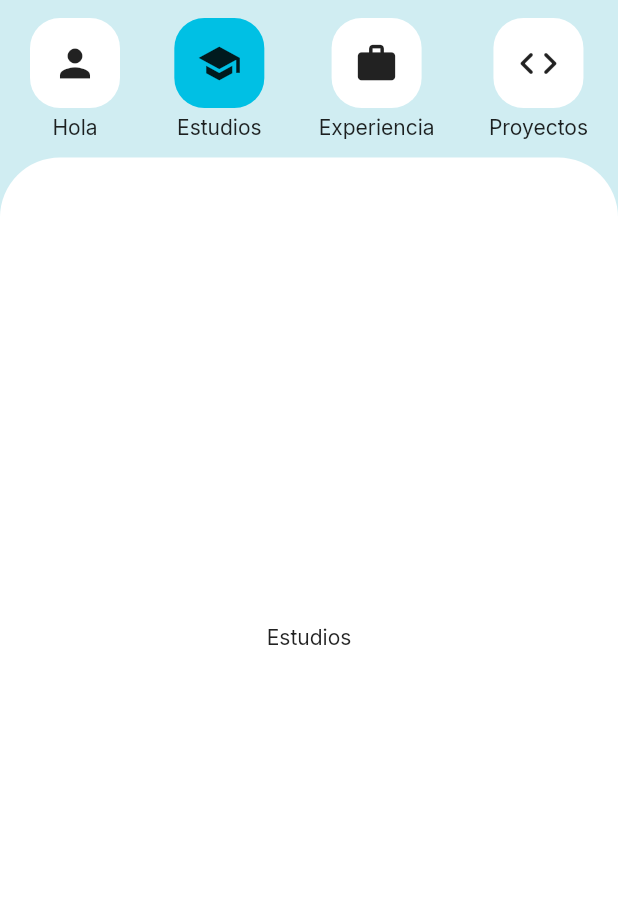
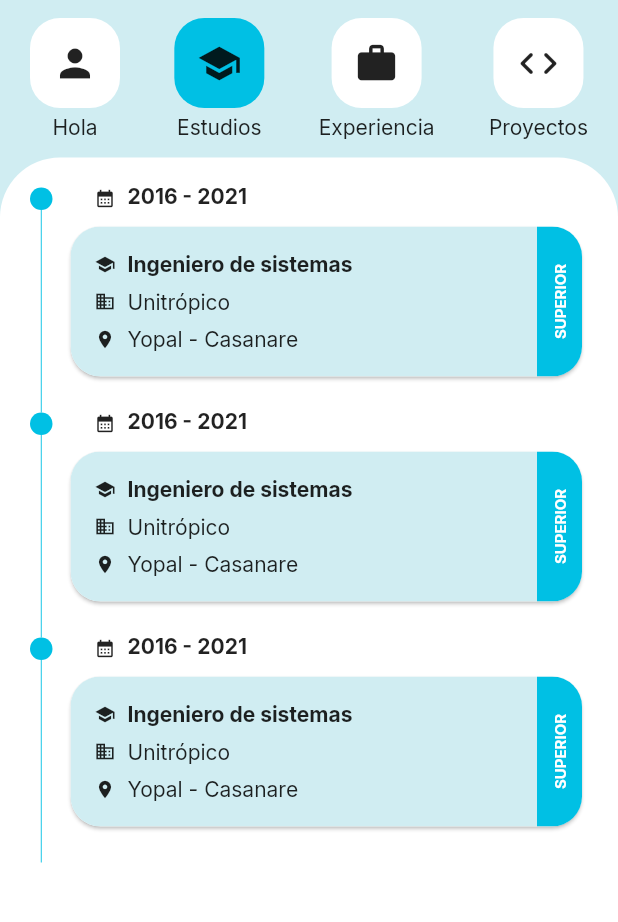
Before and after one commit to jgaviriadev/portfolio_app, a Flutter app: the DetailsScreen screen opened by its route, swiped to page 2, on a phone screen of 412 x 824 dp, the part 120-1042 px from its top. Run offline on Flutter 3.47's test engine with Material 2 defaults, Android fonts, the phone set to English and light mode, and no system bars; drawn by our look-alikes of timelines; our stand-ins replace animate_do, cached_network_image, card_swiper, go_router, google_fonts; accounts and stored records are empty; network calls fail.

Commit message:
Implement UI StudiesPage

```diff
--- a/lib/screens/details_screen/details_screen.dart
+++ b/lib/screens/details_screen/details_screen.dart
@@ -2,6 +2,7 @@ import 'package:flutter/material.dart';
 import 'package:portfolio_app/providers/portfolio_provider.dart';
 import 'package:portfolio_app/screens/details_screen/widgets/about_page.dart';
 import 'package:portfolio_app/screens/details_screen/widgets/projects_page.dart';
+import 'package:portfolio_app/screens/details_screen/widgets/studies_page.dart';
 import 'package:portfolio_app/widgets/widgets.dart';
 import 'package:provider/provider.dart';
 import 'widgets/experience_page.dart';
@@ -80,9 +81,7 @@ class DetailsScreen extends StatelessWidget {
                     scrollDirection: Axis.horizontal,
                     children:  const [
                       AboutPage(),
-                      Center(
-                        child: Text('Estudios'),
-                      ),
+                      StudiesPage(),
                       ExperiencePage(),
                       ProjectsPage()
                     ],
--- /dev/null
+++ b/lib/screens/details_screen/widgets/studies_page.dart
@@ -0,0 +1,72 @@
+import 'package:flutter/material.dart';
+import 'package:portfolio_app/screens/details_screen/widgets/study_card.dart';
+import 'package:timelines/timelines.dart';
+
+class StudiesPage extends StatelessWidget {
+  const StudiesPage({super.key});
+
+  @override
+  Widget build(BuildContext context) {
+    return Padding(
+      padding: const EdgeInsets.all(20),
+      child: SingleChildScrollView(
+        child: FixedTimeline.tileBuilder(
+          theme: TimelineTheme.of(context).copyWith(
+            indicatorPosition: 0,
+            nodePosition: 0,
+            indicatorTheme: const IndicatorThemeData(
+              color: Color(0xFF00C0E4),
+            ),
+            connectorTheme: const ConnectorThemeData(
+              color: Color(0xFF00C0E4),
+              thickness: 0.6
+            )
+          ),
+          builder: TimelineTileBuilder.connectedFromStyle(
+            connectionDirection: ConnectionDirection.before,
+            connectorStyleBuilder: (context, index) {
+              return ConnectorStyle.solidLine;
+            },
+            indicatorStyleBuilder: (context, index) => IndicatorStyle.dot,
+            itemCount: 3,
+            contentsBuilder: (_, index) {
+              return Padding(
+                padding: const EdgeInsets.only(left: 8, bottom: 20),
+                child: Column(
+                  crossAxisAlignment: CrossAxisAlignment.start,
+                  children: [
+                    Padding(
+                      padding: const EdgeInsets.only(left: 20),
+                      child: Row(
+                        mainAxisAlignment: MainAxisAlignment.start,
+                        crossAxisAlignment: CrossAxisAlignment.start,
+                        children: const [
+                          Icon(
+                            Icons.calendar_month,
+                            size: 14,
+                            //color: Color(0xFF00C0E4),
+                          ),
+                          SizedBox(width: 8),
+                          Text(
+                            '2016 - 2021',
+                            style: TextStyle(
+                              //color: Color(0xFF00C0E4),
+                              height: 1,
+                              fontWeight: FontWeight.bold
+                            ),
+                          ),
+                        ],
+                      ),
+                    ),
+                    const SizedBox(height: 8),
+                    const StudyCard()
+                  ],
+                ),
+              );
+            },
+          ),
+        ),
+      )
+    );
+  }
+}
--- /dev/null
+++ b/lib/screens/details_screen/widgets/study_card.dart
@@ -0,0 +1,86 @@
+import 'package:flutter/material.dart';
+
+class StudyCard extends StatelessWidget {
+  const StudyCard({
+    Key? key,
+  }) : super(key: key);
+
+  @override
+  Widget build(BuildContext context) {
+    return Card(
+      shape: RoundedRectangleBorder(
+        borderRadius: BorderRadius.circular(20),
+      ),
+      clipBehavior: Clip.antiAlias,
+      child: Row(
+        children: [
+          Expanded(
+            child: Container(
+              width: double.infinity,
+              height: 100,
+              color: Theme.of(context).primaryColor,
+              child: Padding(
+                padding: const EdgeInsets.all(16),
+                child: Column(
+                  crossAxisAlignment: CrossAxisAlignment.start,
+                  mainAxisAlignment: MainAxisAlignment.center,
+                  children: [
+                    Row(
+                      children: const [
+                        Icon(Icons.school, size: 14,),
+                        SizedBox(width: 8),
+                        Text(
+                          'Ingeniero de sistemas',
+                          style: TextStyle(
+                            fontWeight: FontWeight.bold
+                          ),
+                        ),
+                      ],
+                    ),
+                    const SizedBox(height: 8),
+                    Row(
+                      children: const [
+                        Icon(Icons.business,size: 14,),
+                        SizedBox(width: 8),
+                        Text('Unitrópico')
+                      ],
+                    ),
+                    const SizedBox(height: 8),
+                    Row(
+                      children: const [
+                        Icon(
+                          Icons.location_on,
+                          size: 14,
+                        ),
+                        SizedBox(width: 8),
+                        Text('Yopal - Casanare')
+                      ],
+                    ),
+                  ],
+                ),
+              ),
+            )
+          ),
+          Container(
+            width: 30,
+            height: 100,
+            color: const Color(0xFF00C0E4),
+            child: const Center(
+              child: RotatedBox(
+                quarterTurns: 3,
+                child: Text(
+                  'SUPERIOR',
+                  style: TextStyle(
+                    color: Colors.white,
+                    fontSize: 10,
+                    fontWeight: FontWeight.bold
+                  ),
+                ),
+              ),
+            ),
+          ),
+        ],
+      )
+    );
+  }
+}
--- a/pubspec.yaml
+++ b/pubspec.yaml
@@ -44,6 +44,8 @@ dependencies:
   animate_do: ^3.0.2
   cached_network_image: ^3.2.3
   card_swiper: ^2.0.4
+  dependencies:
+  timelines: ^0.1.0
 
 dev_dependencies:
   flutter_test:
```
Also changed, not shown: pubspec.lock.
